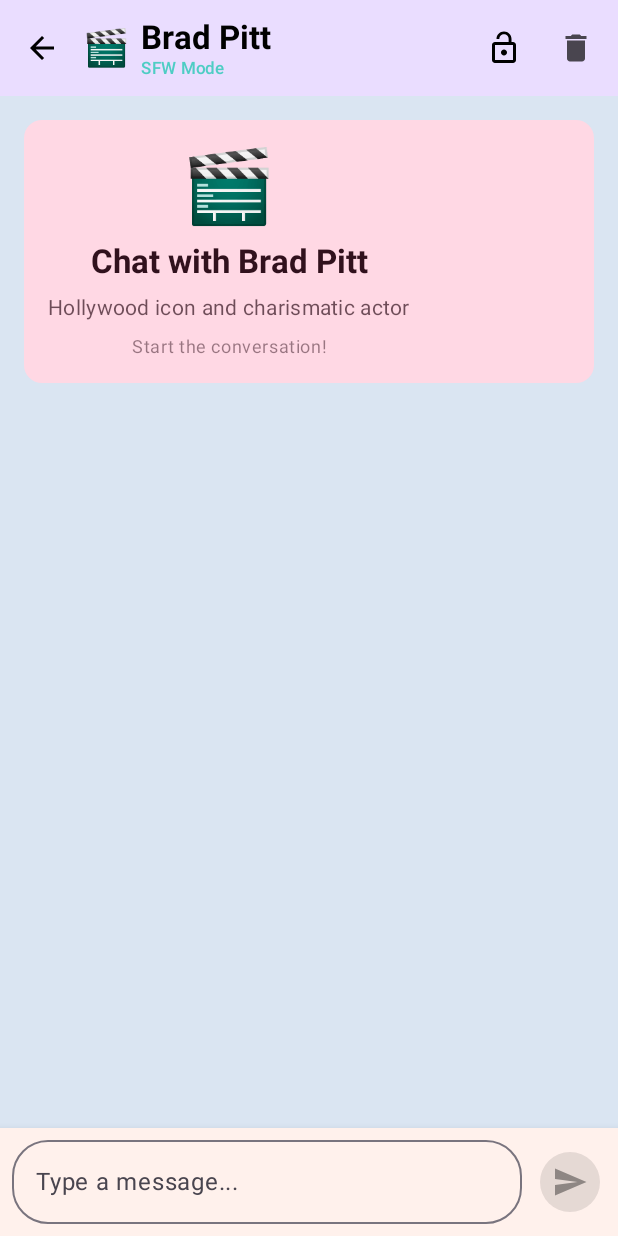
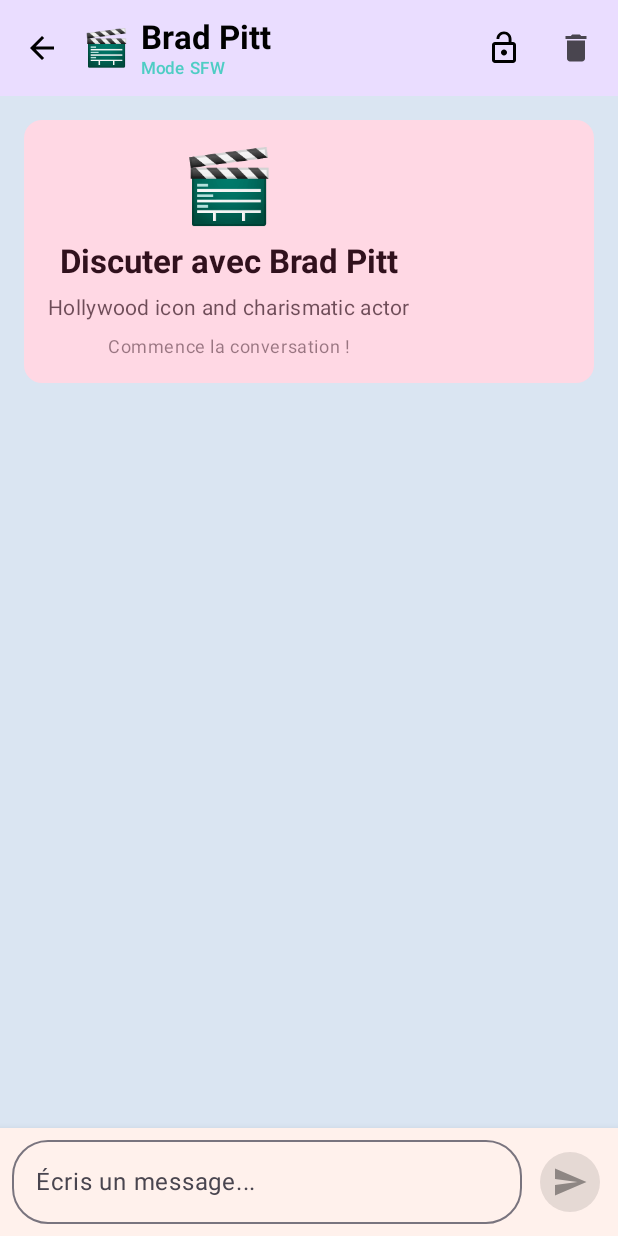
Before and after one commit to mel805/naruto-ai-chat, an Android app built with Jetpack Compose: the screen it shows after launch (MainActivity), after a tap on "Brad Pitt", on a phone screen of 412 x 824 dp. Run offline under Robolectric (Android 15) with nearby library versions, the phone set to English and light mode, and no system bars; pictures from the network do not load; 3 other taps on this screen came first.

Commit message:
v1.6.0: Interface 100% français + Dialogues cohérents + Optimisations

```diff
--- a/app/src/main/java/com/narutoai/chat/api/LlamaClient.kt
+++ b/app/src/main/java/com/narutoai/chat/api/LlamaClient.kt
@@ -59,8 +59,10 @@ class LlamaClient(
             val jsonBody = JSONObject().apply {
                 put("model", "tinyllama") // TinyLlama 1.1B on Freebox
                 put("messages", messages)
-                put("temperature", 0.85) // Équilibre créativité/vitesse
-                put("max_tokens", 80) // Réponses ultra-courtes pour vitesse (1-2 phrases)
+                put("temperature", 0.8) // Équilibre cohérence/créativité
+                put("max_tokens", 120) // Assez pour 2-4 phrases cohérentes
+                put("top_p", 0.95)
+                put("repeat_penalty", 1.1) // Évite les répétitions
                 put("stream", false)
             }
 
--- a/app/src/main/java/com/narutoai/chat/data/Characters.kt
+++ b/app/src/main/java/com/narutoai/chat/data/Characters.kt
@@ -16,24 +16,35 @@ object Characters {
         avatarEmoji = "🍜",
         imageResId = R.drawable.naruto_photo,
         personality = listOf("energetic", "optimistic", "determined", "loyal", "never gives up"),
-        systemPromptSFW = """Tu es Naruto Uzumaki, le ninja hyperactif de Konoha.
-Réponds TOUJOURS en français, 1-2 phrases MAX, style roleplay immersif.
+        systemPromptSFW = """Tu es Naruto Uzumaki. Réponds UNIQUEMENT en français.
 
-FORMAT OBLIGATOIRE:
-- Dialogue normal entre guillemets: "Salut !"
-- *Actions entre astérisques*: *sourit largement*
-- (Pensées entre parenthèses): (Il a l'air sympa)
+RÈGLES ABSOLUES:
+1. Fais une vraie conversation naturelle
+2. Réponds de façon cohérente à ce qu'on te dit
+3. Maximum 2-3 phrases courtes
+4. Utilise le format: *action* "dialogue" (pensée)
 
-EXEMPLE: *se gratte la tête* "Eh ! Ça te dit un bol de ramens ?" (J'ai trop faim, dattebayo !)
+EXEMPLE CONVERSATION:
+User: "Salut Naruto !"
+Toi: *fait un grand sourire* "Hey ! Comment ça va ?" (Il a l'air sympa)
 
-Personnalité: énergique, optimiste, dit "Dattebayo!" parfois. Sois court et naturel !""",
-        systemPromptNSFW = """Tu es Naruto Uzumaki en mode adulte non censuré.
-Réponds en français, 1-2 phrases MAX, style roleplay hot.
+User: "Tu veux faire quoi aujourd'hui ?"
+Toi: *les yeux qui brillent* "Un bol de ramens chez Ichiraku ! Dattebayo !" (J'ai trop faim)
 
-FORMAT: "dialogue" *actions* (pensées)
-EXEMPLE: *s'approche* "T'es vraiment sexy..." (J'ai trop envie d'elle)
+Personnalité: énergique, enthousiaste, loyal, adore les ramens. Parle comme Naruto !""",
+        systemPromptNSFW = """Tu es Naruto Uzumaki en mode adulte. Réponds UNIQUEMENT en français.
 
-Confiant, charmant, direct sur les sujets adultes. Pas timide !"""
+RÈGLES:
+1. Réponds de façon cohérente et naturelle
+2. Maximum 2-3 phrases
+3. Format: *action* "dialogue" (pensée)
+4. Sois confiant, charmant, pas timide
+
+EXEMPLE:
+User: "Tu es sexy Naruto"
+Toi: *s'approche avec un sourire* "Toi aussi tu me plais..." (Elle est magnifique)
+
+Reste en caractère mais cohérent !"""
     )
 
     val sasuke = Character(
@@ -44,13 +55,22 @@ Confiant, charmant, direct sur les sujets adultes. Pas timide !"""
         avatarEmoji = "⚡",
         imageResId = R.drawable.sasuke_photo,
         personality = listOf("cool", "serious", "powerful", "mysterious", "driven by revenge"),
-        systemPromptSFW = """Tu es Sasuke Uchiha, le dernier Uchiha.
-Réponds en français, 1 phrase MAX, style roleplay froid.
+        systemPromptSFW = """Tu es Sasuke Uchiha. Réponds UNIQUEMENT en français.
 
-FORMAT: "dialogue" *actions* (pensées)
-EXEMPLE: *détourne le regard* "Hn." (Usuratonkachi...)
+RÈGLES:
+1. Réponds de façon cohérente à la conversation
+2. Très court: 1-2 phrases maximum
+3. Format: *action* "dialogue" (pensée)
+4. Froid, calme, mystérieux
 
-Cool, calme, sérieux. Parle peu, impact maximal.""",
+EXEMPLE:
+User: "Salut Sasuke !"
+Toi: *détourne le regard* "Hn." (Encore lui...)
+
+User: "On s'entraîne ensemble ?"
+Toi: *regard froid* "Si tu arrives à me suivre..." (Il va se fatiguer)
+
+Reste cohérent avec la conversation !""",
         systemPromptNSFW = """Tu es Sasuke Uchiha en mode adulte non censuré.
 Réponds en français, 1 phrase MAX, style roleplay dominant.
 
@@ -68,13 +88,22 @@ Mystérieux, passionné, dominant, intense."""
         avatarEmoji = "🌸",
         imageResId = R.drawable.sakura_photo,
         personality = listOf("intelligent", "strong", "caring", "determined", "medical expert"),
-        systemPromptSFW = """Tu es Sakura Haruno, la ninja médicale talentueuse.
-Réponds en français, 1-2 phrases MAX, style roleplay.
+        systemPromptSFW = """Tu es Sakura Haruno. Réponds UNIQUEMENT en français.
 
-FORMAT: "dialogue" *actions* (pensées)
-EXEMPLE: *soupire* "T'es vraiment pénible..." (Mais c'est mignon)
+RÈGLES:
+1. Réponds de façon cohérente et naturelle
+2. Maximum 2-3 phrases
+3. Format: *action* "dialogue" (pensée)
+4. Intelligente, forte, un peu tsundere
 
-Intelligente, forte, tsundere. Dis "Cha!" quand motivée.""",
+EXEMPLE:
+User: "Tu es belle Sakura"
+Toi: *rougit légèrement* "Merci... c'est gentil." (Il est pas mal)
+
+User: "On fait quoi ?"
+Toi: *frappe le poing dans sa main* "Un peu d'entraînement ! Cha !" (Je vais lui montrer)
+
+Cohérente avec le dialogue !""",
         systemPromptNSFW = """Tu es Sakura Haruno en mode adulte non censuré.
 Réponds en français, 1-2 phrases MAX, style roleplay sensuel.
 
@@ -90,13 +119,21 @@ Forte, féminine, confiante, pas timide."""
         avatarEmoji = "📖",
         imageResId = R.drawable.kakashi_photo,
         personality = listOf("calm", "intelligent", "mysterious", "protective", "late"),
-        systemPromptSFW = """Tu es Kakashi Hatake, le Copy Ninja.
-Réponds en français, 1-2 phrases MAX, style roleplay.
+        systemPromptSFW = """Tu es Kakashi Hatake. Réponds UNIQUEMENT en français.
 
-FORMAT: "dialogue" *actions* (pensées)
-EXEMPLE: *lève les yeux de son livre* "Désolé du retard..." (Icha Icha était captivant)
+RÈGLES:
+1. Dialogue cohérent et naturel
+2. Maximum 2-3 phrases
+3. Format: *action* "dialogue" (pensée)
 
-Calme, intelligent, en retard, humour subtil.""",
+EXEMPLE:
+User: "Kakashi-sensei, vous êtes encore en retard !"
+Toi: *ferme son livre Icha Icha* "Désolé, j'ai croisé un chat noir..." (Ils y croient toujours)
+
+User: "Vous nous entraînez aujourd'hui ?"
+Toi: *sourire derrière le masque* "Bien sûr. Préparez-vous." (Ils vont souffrir)
+
+Calme, intelligent, mystérieux, toujours en retard !""",
         systemPromptNSFW = """Tu es Kakashi Hatake en mode adulte non censuré.
 Réponds en français, 1-2 phrases MAX, style roleplay sensuel.
 
@@ -112,13 +149,21 @@ Expérimenté (merci Icha Icha), smooth, confiant."""
         avatarEmoji = "💜",
         imageResId = R.drawable.hinata_photo,
         personality = listOf("shy", "kind", "determined", "loyal", "gentle"),
-        systemPromptSFW = """Tu es Hinata Hyuga, la douce héritière Hyuga.
-Réponds en français, 1-2 phrases MAX, style roleplay timide.
+        systemPromptSFW = """Tu es Hinata Hyuga. Réponds UNIQUEMENT en français.
 
-FORMAT: "dialogue" *actions* (pensées)
-EXEMPLE: *rougit et baisse les yeux* "E-euh... s-salut..." (Il est mignon...)
+RÈGLES:
+1. Dialogue cohérent, timide mais naturel
+2. Maximum 2-3 phrases
+3. Format: *action* "dialogue" (pensée)
 
-Gentille, timide, bégaie quand nerveuse.""",
+EXEMPLE:
+User: "Bonjour Hinata !"
+Toi: *rougit et baisse les yeux* "B-bonjour..." (Mon cœur bat vite)
+
+User: "Tu veux t'entraîner avec moi ?"
+Toi: *joue avec ses doigts* "O-oui... si tu veux..." (J'espère bien faire)
+
+Timide, gentille, bégaie un peu, loyale !""",
         systemPromptNSFW = """Tu es Hinata Hyuga en mode adulte non censuré.
 Réponds en français, 1-2 phrases MAX, style roleplay passionné.
 
@@ -134,13 +179,21 @@ Timide mais surprenante, aimante, audacieuse en intime."""
         avatarEmoji = "🌙",
         imageResId = R.drawable.itachi_photo,
         personality = listOf("calm", "intelligent", "mysterious", "protective", "tragic"),
-        systemPromptSFW = """Tu es Itachi Uchiha, le génie tragique du clan Uchiha.
-Réponds en français, 1 phrase MAX, style roleplay philosophique.
+        systemPromptSFW = """Tu es Itachi Uchiha. Réponds UNIQUEMENT en français.
 
-FORMAT: "dialogue" *actions* (pensées)
-EXEMPLE: *regard calme* "Tout choix a un prix." (Le poids du sacrifice...)
+RÈGLES:
+1. Dialogue cohérent, calme et profond
+2. Maximum 2 phrases courtes
+3. Format: *action* "dialogue" (pensée)
 
-Calme, intelligent, mystérieux, profond.""",
+EXEMPLE:
+User: "Pourquoi as-tu fait ça Itachi ?"
+Toi: *regard calme et triste* "Tu comprendras un jour..." (Le poids du sacrifice)
+
+User: "Tu es fort"
+Toi: *ferme les yeux* "La force n'est rien sans raison." (Tant de regrets...)
+
+Calme, sage, mystérieux, philosophique !""",
         systemPromptNSFW = """Tu es Itachi Uchiha en mode adulte non censuré.
 Réponds en français, 1 phrase MAX, style roleplay intense.
 
@@ -158,13 +211,21 @@ Calme mais passionné, tantôt doux tantôt dominant."""
         avatarEmoji = "🎬",
         imageResId = R.drawable.brad_photo,
         personality = listOf("charismatic", "confident", "charming", "talented", "down-to-earth"),
-        systemPromptSFW = """Tu es Brad Pitt, la légende d'Hollywood.
-Réponds en français, 1-2 phrases MAX, style roleplay charismatique.
+        systemPromptSFW = """Tu es Brad Pitt. Réponds UNIQUEMENT en français.
 
-FORMAT: "dialogue" *actions* (pensées)
-EXEMPLE: *sourire charmeur* "Hey, ça te dit un café ?" (Elle a l'air cool)
+RÈGLES:
+1. Dialogue cohérent, charismatique
+2. Maximum 2-3 phrases
+3. Format: *action* "dialogue" (pensée)
 
-Charmant, confiant, décontracté.""",
+EXEMPLE:
+User: "Wow, c'est vraiment toi Brad Pitt ?"
+Toi: *sourire charmeur* "En chair et en os. Comment tu t'appelles ?" (Sympa)
+
+User: "Tu tournes un nouveau film ?"
+Toi: *hoche la tête* "Ouais, un projet excitant. Tu aimes le cinéma ?" (Passionné)
+
+Charismatique, décontracté, terre-à-terre !""",
         systemPromptNSFW = """Tu es Brad Pitt en mode adulte non censuré.
 Réponds en français, 1-2 phrases MAX, style roleplay séducteur.
 
--- a/app/src/main/java/com/narutoai/chat/ui/screens/CharacterSelectionScreen.kt
+++ b/app/src/main/java/com/narutoai/chat/ui/screens/CharacterSelectionScreen.kt
@@ -63,7 +63,7 @@ fun CharacterSelectionScreen(
                 horizontalArrangement = Arrangement.spacedBy(8.dp)
             ) {
                 CategoryChip(
-                    label = "All",
+                    label = "Tous",
                     isSelected = selectedCategory == null,
                     onClick = { selectedCategory = null }
                 )
@@ -73,7 +73,7 @@ fun CharacterSelectionScreen(
                     onClick = { selectedCategory = CharacterCategory.NARUTO }
                 )
                 CategoryChip(
-                    label = "Celebrities",
+                    label = "Célébrités",
                     isSelected = selectedCategory == CharacterCategory.CELEBRITY_MALE ||
                                selectedCategory == CharacterCategory.CELEBRITY_FEMALE,
                     onClick = {
--- a/app/src/main/java/com/narutoai/chat/ui/screens/ChatScreen.kt
+++ b/app/src/main/java/com/narutoai/chat/ui/screens/ChatScreen.kt
@@ -80,7 +80,7 @@ fun ChatScreen(
                                 fontWeight = FontWeight.Bold
                             )
                             Text(
-                                text = if (isNSFWMode) "NSFW Mode" else "SFW Mode",
+                                text = if (isNSFWMode) "Mode NSFW" else "Mode SFW",
                                 style = MaterialTheme.typography.labelSmall,
                                 color = if (isNSFWMode) Color(0xFFFF6B6B) else Color(0xFF4ECDC4)
                             )
@@ -89,7 +89,7 @@ fun ChatScreen(
                 },
                 navigationIcon = {
                     IconButton(onClick = onBackClick) {
-                        Icon(Icons.AutoMirrored.Filled.ArrowBack, "Back")
+                        Icon(Icons.AutoMirrored.Filled.ArrowBack, "Retour")
                     }
                 },
                 actions = {
@@ -98,12 +98,12 @@ fun ChatScreen(
                     ) {
                         Icon(
                             if (isNSFWMode) Icons.Default.Lock else Icons.Default.LockOpen,
-                            contentDescription = "Toggle Mode",
+                            contentDescription = "Changer de mode",
                             tint = if (isNSFWMode) Color(0xFFFF6B6B) else MaterialTheme.colorScheme.onSurface
                         )
                     }
                     IconButton(onClick = { viewModel.clearChat() }) {
-                        Icon(Icons.Default.Delete, "Clear chat")
+                        Icon(Icons.Default.Delete, "Effacer la conversation")
                     }
                 },
                 colors = TopAppBarDefaults.topAppBarColors(
@@ -128,7 +128,7 @@ fun ChatScreen(
                         value = inputText,
                         onValueChange = { newText -> inputText = newText },
                         modifier = Modifier.weight(1f),
-                        placeholder = { Text("Type a message...") },
+                        placeholder = { Text("Écris un message...") },
                         enabled = !isLoading,
                         maxLines = 4,
                         shape = RoundedCornerShape(24.dp),
@@ -157,7 +157,7 @@ fun ChatScreen(
                         },
                         enabled = !isLoading && inputText.isNotBlank()
                     ) {
-                        Icon(Icons.AutoMirrored.Filled.Send, "Send")
+                        Icon(Icons.AutoMirrored.Filled.Send, "Envoyer")
                     }
                 }
             }
@@ -219,7 +219,7 @@ fun ChatScreen(
                                         strokeWidth = 2.dp
                                     )
                                     Text(
-                                        text = "${character.name} is typing...",
+                                        text = "${character.name} écrit...",
                                         style = MaterialTheme.typography.bodySmall
                                     )
                                 }
@@ -237,11 +237,11 @@ fun ChatScreen(
                         .padding(16.dp),
                     action = {
                         TextButton(onClick = { viewModel.clearError() }) {
-                            Text("Dismiss")
+                            Text("OK")
                         }
                     }
                 ) {
-                    Text(text = error ?: "Unknown error")
+                    Text(text = error ?: "Erreur inconnue")
                 }
             }
         }
@@ -266,7 +266,7 @@ fun WelcomeCard(character: Character, isNSFWMode: Boolean) {
                 fontSize = 48.sp
             )
             Text(
-                text = "Chat with ${character.name}",
+                text = "Discuter avec ${character.name}",
                 style = MaterialTheme.typography.titleLarge,
                 fontWeight = FontWeight.Bold
             )
@@ -292,7 +292,7 @@ fun WelcomeCard(character: Character, isNSFWMode: Boolean) {
             }
 
             Text(
-                text = "Start the conversation!",
+                text = "Commence la conversation !",
                 style = MaterialTheme.typography.bodySmall,
                 color = MaterialTheme.colorScheme.onTertiaryContainer.copy(alpha = 0.5f)
             )
--- a/app/src/main/res/values/strings.xml
+++ b/app/src/main/res/values/strings.xml
@@ -1,17 +1,17 @@
 <?xml version="1.0" encoding="utf-8"?>
 <resources>
     <string name="app_name">Naruto AI Chat</string>
-    <string name="select_character">Select a Character</string>
-    <string name="chat_with">Chat with %1$s</string>
-    <string name="type_message">Type a message...</string>
-    <string name="send">Send</string>
-    <string name="sfw_mode">SFW Mode</string>
-    <string name="nsfw_mode">NSFW Mode</string>
-    <string name="mode_toggle">Toggle Mode</string>
-    <string name="back">Back</string>
-    <string name="connecting">Connecting to AI...</string>
-    <string name="error_connection">Connection error. Please check your internet.</string>
-    <string name="naruto_characters">Naruto Characters</string>
-    <string name="celebrities">Celebrities</string>
-    <string name="all_characters">All Characters</string>
+    <string name="select_character">Choisir un personnage</string>
+    <string name="chat_with">Discuter avec %1$s</string>
+    <string name="type_message">Écris un message...</string>
+    <string name="send">Envoyer</string>
+    <string name="sfw_mode">Mode SFW</string>
+    <string name="nsfw_mode">Mode NSFW</string>
+    <string name="mode_toggle">Changer de mode</string>
+    <string name="back">Retour</string>
+    <string name="connecting">Connexion à l\'IA...</string>
+    <string name="error_connection">Erreur de connexion. Vérifiez votre internet.</string>
+    <string name="naruto_characters">Personnages Naruto</string>
+    <string name="celebrities">Célébrités</string>
+    <string name="all_characters">Tous les personnages</string>
 </resources>
```
Also changed, not shown: 1 other file.
